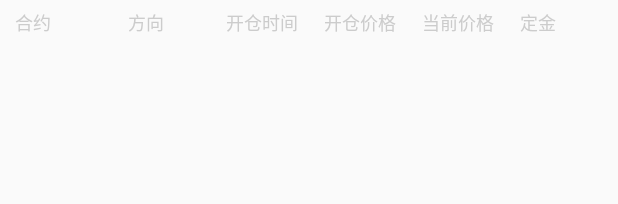
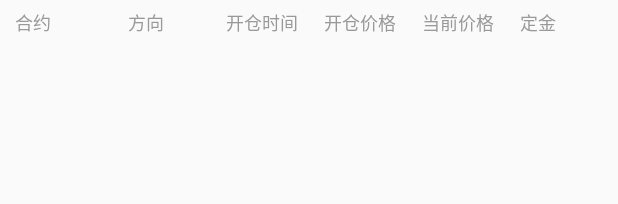
Before and after one commit to chujj/PullRefreshRecyclerView, an Android app: the layout trade_trades_header_layout.xml on its own in the app's theme, with its tools: preview values and no code run, on a phone screen of 412 x 824 dp. Shown: the top 204 px of the screen. Run offline under Robolectric (Android 15) with nearby library versions, the phone set to English and light mode, and no system bars.

Commit message:
交易页配色调整

```diff
--- a/app/src/main/res/layout/trade_trades_header_layout.xml
+++ b/app/src/main/res/layout/trade_trades_header_layout.xml
@@ -14,7 +14,7 @@
         android:layout_marginLeft="10dp"
         android:layout_weight="1"
         android:text="合约"
-        android:textColor="#FFCCCCCC"
+        android:textColor="#999999"
         android:textSize="12sp"
         />
 
@@ -25,7 +25,7 @@
         android:layout_marginLeft="10dp"
         android:layout_weight="1"
         android:text="方向"
-        android:textColor="#FFCCCCCC"
+        android:textColor="#999999"
         android:textSize="12sp"
         />
 
@@ -35,7 +35,7 @@
         android:layout_height="wrap_content"
         android:layout_weight="1"
         android:text="开仓时间"
-        android:textColor="#FFCCCCCC"
+        android:textColor="#999999"
         android:textSize="12sp"
         />
 
@@ -45,7 +45,7 @@
         android:layout_height="wrap_content"
         android:layout_weight="1"
         android:text="开仓价格"
-        android:textColor="#FFCCCCCC"
+        android:textColor="#999999"
         android:textSize="12sp"
         />
 
@@ -55,7 +55,7 @@
         android:layout_height="wrap_content"
         android:layout_weight="1"
         android:text="当前价格"
-        android:textColor="#FFCCCCCC"
+        android:textColor="#999999"
         android:textSize="12sp"
         />
 
@@ -65,7 +65,7 @@
         android:layout_height="wrap_content"
         android:layout_weight="1"
         android:text="定金"
-        android:textColor="#FFCCCCCC"
+        android:textColor="#999999"
         android:textSize="12sp"
         />
 
```
Also changed, not shown: app/src/main/java/com/biaoyixin/shangcheng/home/TradeHomeFragment.java (+12 -2 lines).
